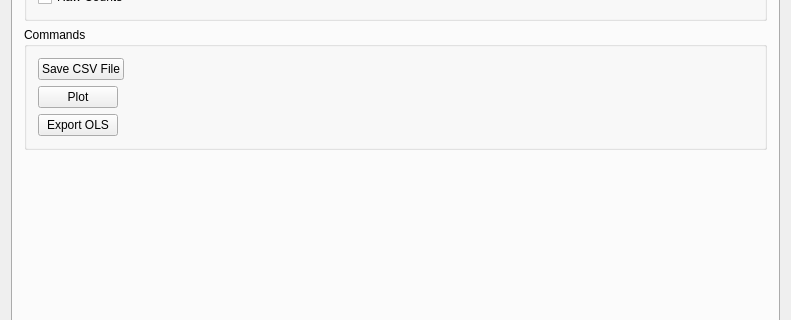
This is mainwindow.ui in wd5gnr/qrigol as Qt 5 draws it before an edit; both pictures show x 0 to 791 and y 273 to 593 of the 791 by 787 pixel window. The edited form follows.
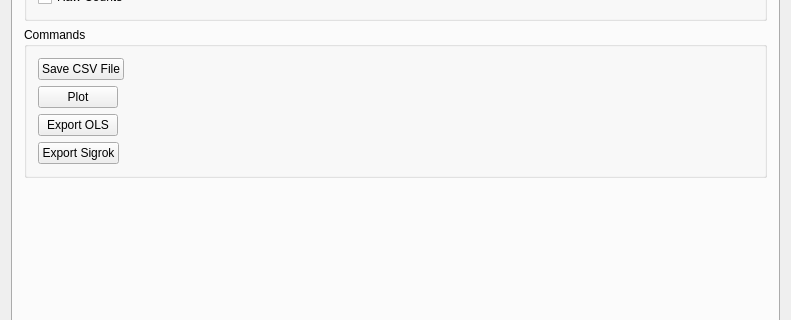
This is the edited form. Icons and pictures are not drawn.

Commit message: Adds experimental support for Sigrok exports (needs sigrok-cli installed and on PATH).

Patch:
```diff
--- a/mainwindow.ui
+++ b/mainwindow.ui
@@ -3376,6 +3376,19 @@
              </property>
             </widget>
            </item>
+           <item>
+            <widget class="QPushButton" name="exportSigrok">
+             <property name="sizePolicy">
+              <sizepolicy hsizetype="Fixed" vsizetype="Fixed">
+               <horstretch>0</horstretch>
+               <verstretch>0</verstretch>
+              </sizepolicy>
+             </property>
+             <property name="text">
+              <string>Export Sigrok</string>
+             </property>
+            </widget>
+           </item>
           </layout>
          </widget>
         </item>
@@ -3387,7 +3400,7 @@
           <property name="sizeHint" stdset="0">
            <size>
             <width>20</width>
-            <height>252</height>
+            <height>212</height>
            </size>
           </property>
          </spacer>
```
The commit also changes 2 other files.
